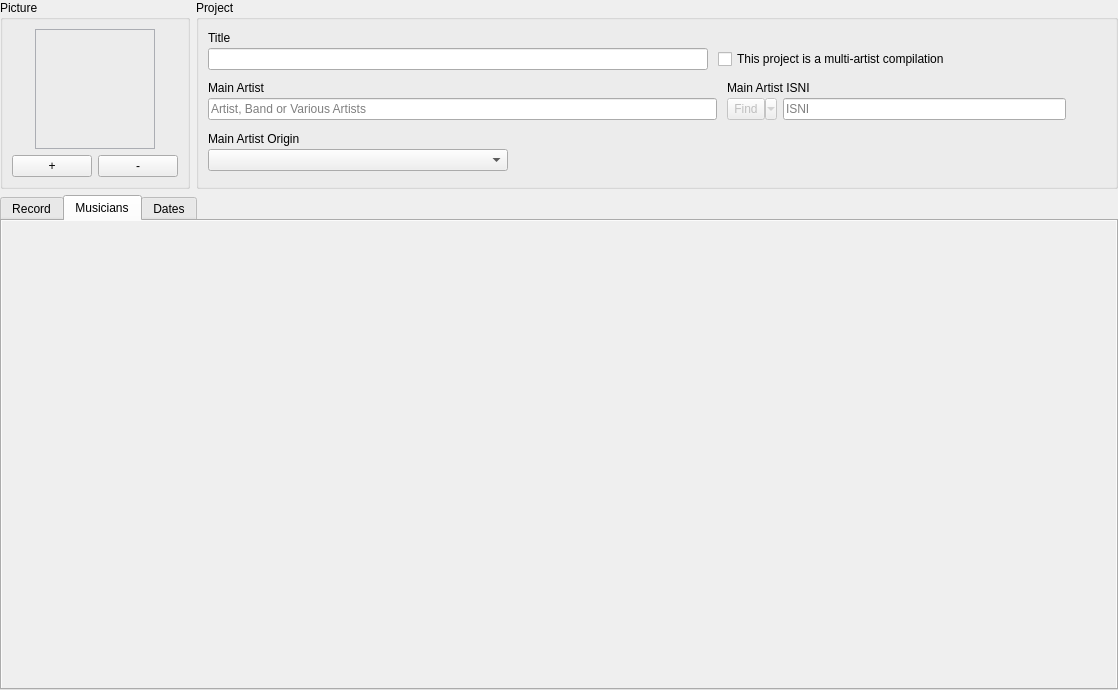
Before: the Qt Designer form resources/ui/album_page.ui in Iconoclasteinc/tgit, drawn with Qt 5.
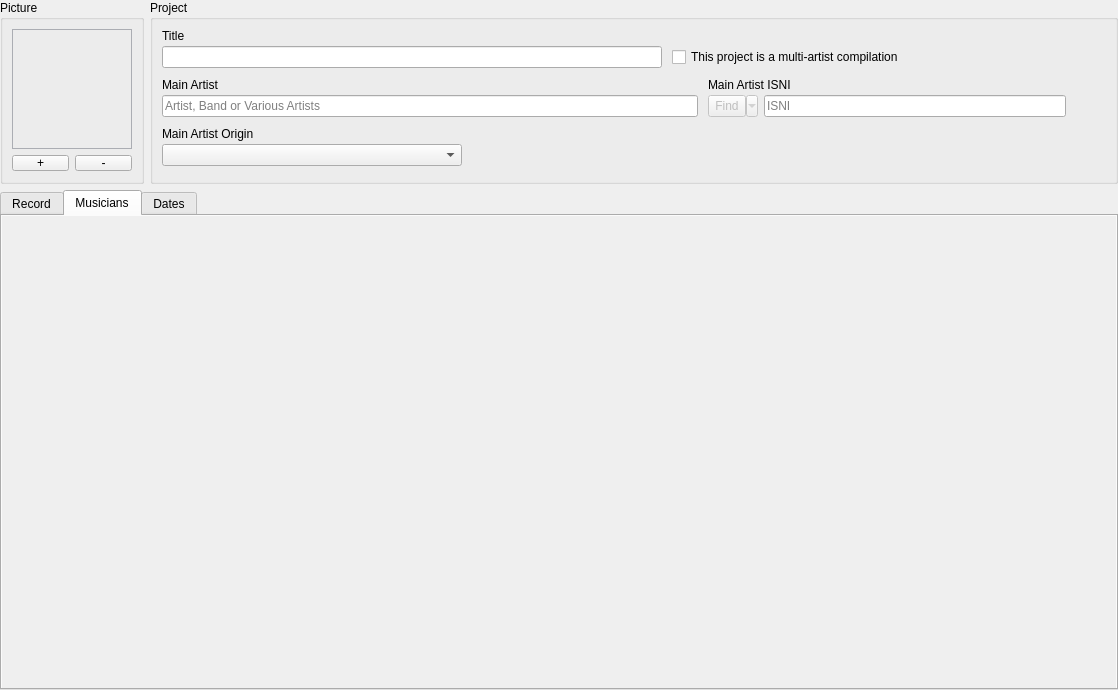
After: the same form once the commit is applied. The open tabs and pages were chosen to show the change. Custom widgets are drawn as their Qt base class.

Commit message: Change album to project.

What changed in the file:
```diff
--- a/resources/ui/album_page.ui
+++ b/resources/ui/album_page.ui
@@ -223,7 +223,7 @@
             <x>0</x>
             <y>0</y>
             <width>1112</width>
-            <height>438</height>
+            <height>470</height>
            </rect>
           </property>
           <layout class="QVBoxLayout" name="verticalLayout">
@@ -457,6 +457,9 @@
             </property>
             <item>
              <widget class="QPushButton" name="_select_picture_button">
+              <property name="styleSheet">
+               <string notr="true">margin: 0;</string>
+              </property>
               <property name="text">
                <string>+</string>
               </property>
@@ -473,6 +476,9 @@
               <property name="toolTip">
                <string>Remove the picture</string>
               </property>
+              <property name="styleSheet">
+               <string notr="true">margin: 0;</string>
+              </property>
               <property name="text">
                <string>-</string>
               </property>
```
Left out of the diff: 2 changed lines with no effect on the pictures. The commit also changes 38 other files.
